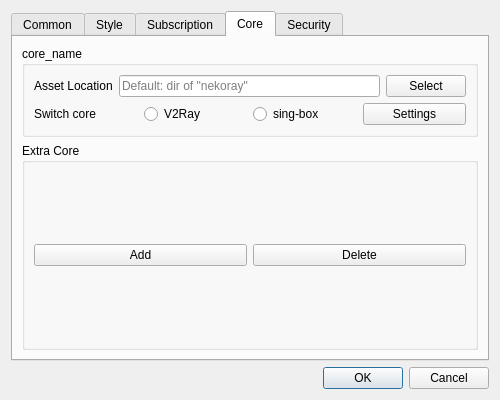
The window that ui/dialog_basic_settings.ui (MatsuriDayo/nekoray) describes before a commit, drawn with Qt 5.
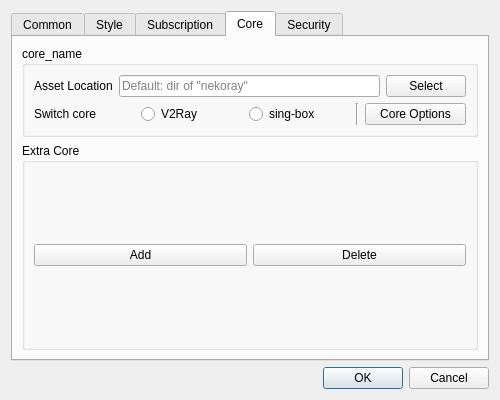
The same window after the commit. The open tabs and pages were chosen to show the change. Custom widgets are drawn as their Qt base class.

Patch:
```diff
--- a/ui/dialog_basic_settings.ui
+++ b/ui/dialog_basic_settings.ui
@@ -590,10 +590,17 @@
               </property>
              </widget>
             </item>
+            <item>
+             <widget class="Line" name="line">
+              <property name="orientation">
+               <enum>Qt::Vertical</enum>
+              </property>
+             </widget>
+            </item>
             <item>
              <widget class="QPushButton" name="core_settings">
               <property name="text">
-               <string>Settings</string>
+               <string>Core Options</string>
               </property>
              </widget>
             </item>
```
